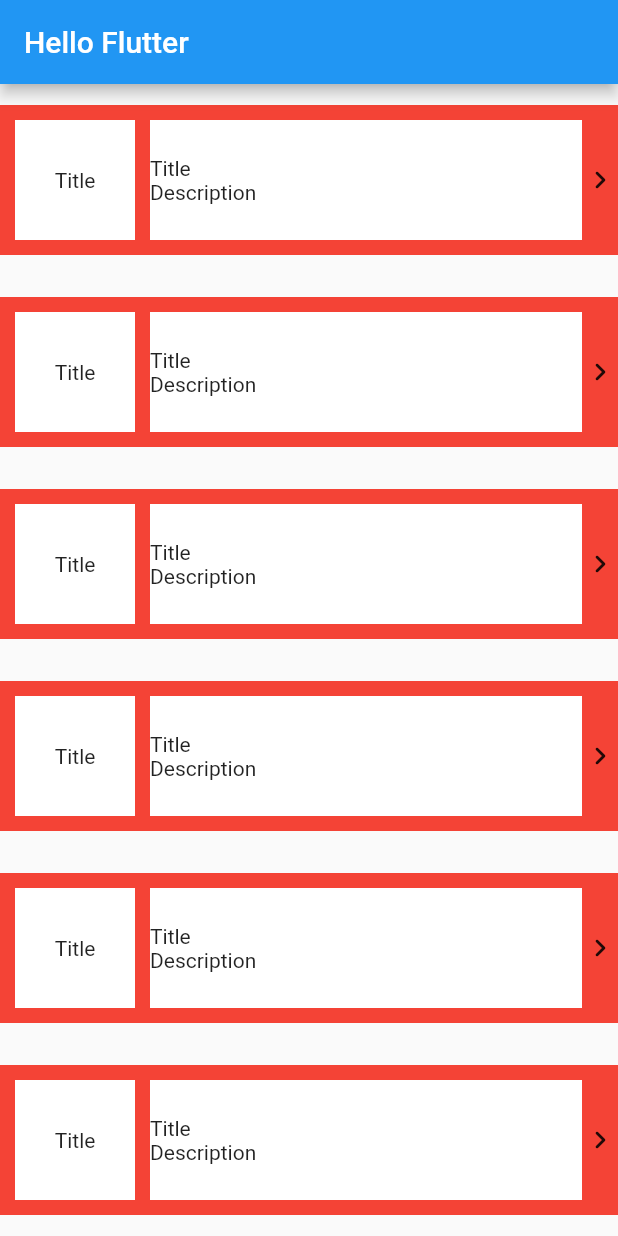
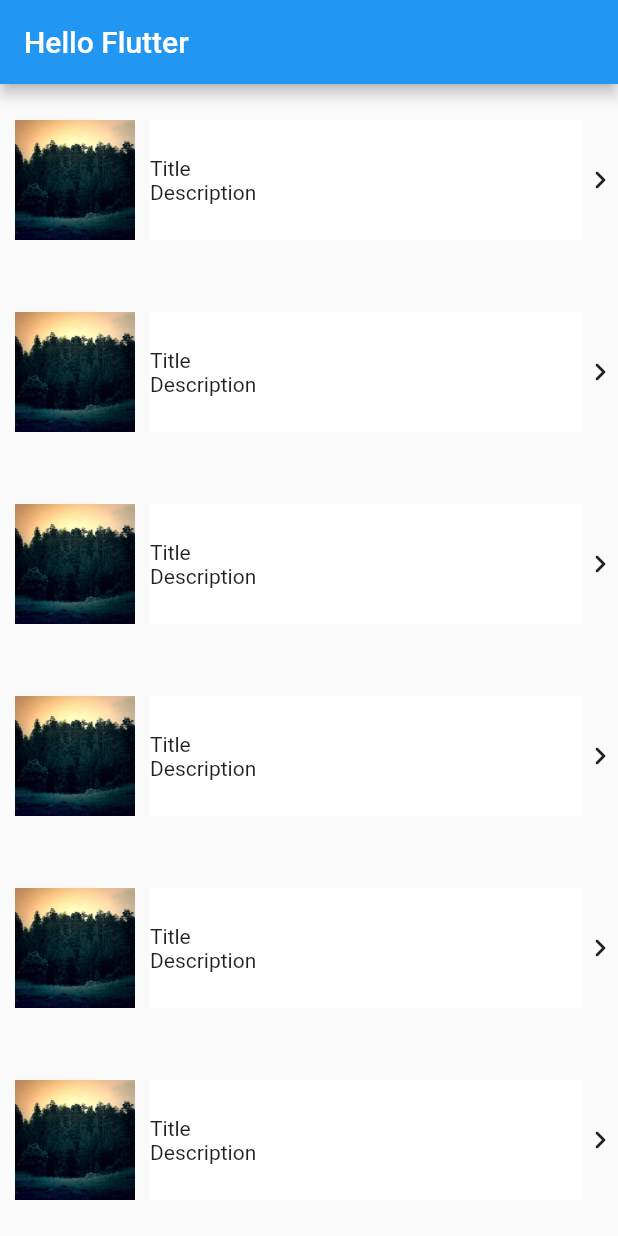
Before and after one commit to khomkrit/intro_to_flutter, a Flutter app: the screen it shows after launch, on a phone screen of 412 x 824 dp. Run offline on Flutter 3.47's test engine with Material 2 defaults, Android fonts, the phone set to English and light mode, and no system bars.

```diff
--- a/lib/main.dart
+++ b/lib/main.dart
@@ -27,7 +27,7 @@ class MyApp extends StatelessWidget {
 
   Widget _buildTile(String title) {
     return Container(
-      color: Colors.red,
+      // color: Colors.red,
       width: double.infinity,
       height: 100,
       child: Row(
@@ -38,7 +38,7 @@ class MyApp extends StatelessWidget {
             color: Colors.white,
             margin: EdgeInsets.only(left: 10),
             child: Center(
-              child: Text('Title'),
+              child: Image.asset('images/image.jpg'),
             ),
           ),
           Expanded(
--- a/pubspec.yaml
+++ b/pubspec.yaml
@@ -45,8 +45,8 @@ flutter:
   uses-material-design: true
 
   # To add assets to your application, add an assets section, like this:
-  # assets:
-  #   - images/a_dot_burr.jpeg
+  assets:
+    - images/image.jpg
   #   - images/a_dot_ham.jpeg
 
   # An image asset can refer to one or more resolution-specific "variants", see
```
Also changed, not shown: images/image.jpg (added).
